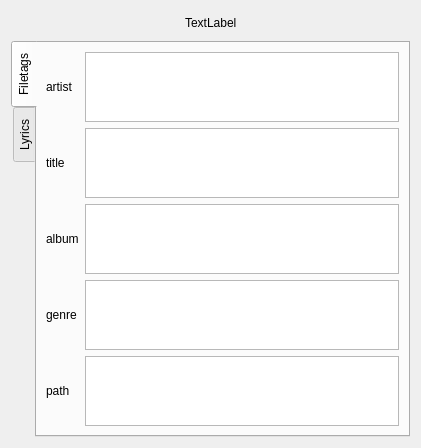
This is app/src/EditFileTagsDialog.ui in MansTomb/uamp as Qt 5 draws it before an edit. The edited form follows.
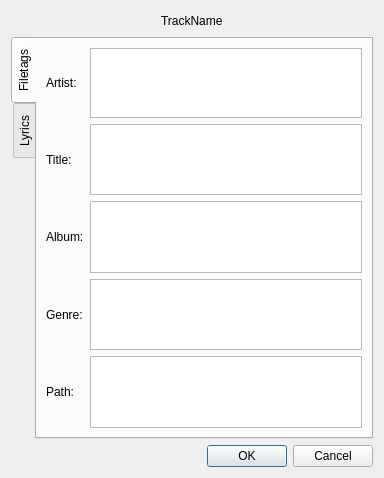
This is the edited form.

Commit message: Change dialog window for edit tags

What changed in the file:
```diff
--- a/app/src/EditFileTagsDialog.ui
+++ b/app/src/EditFileTagsDialog.ui
@@ -1,59 +1,22 @@
 <?xml version="1.0" encoding="UTF-8"?>
 <ui version="4.0">
  <class>EditFileTagsDialog</class>
- <widget class="QWidget" name="EditFileTagsDialog">
+ <widget class="QDialog" name="EditFileTagsDialog">
   <property name="geometry">
    <rect>
     <x>0</x>
     <y>0</y>
-    <width>421</width>
-    <height>448</height>
+    <width>384</width>
+    <height>478</height>
    </rect>
   </property>
   <property name="windowTitle">
    <string>Form</string>
   </property>
-  <layout class="QGridLayout" name="gridLayout">
+  <layout class="QGridLayout" name="gridLayout_4">
    <item row="0" column="0">
-    <layout class="QVBoxLayout" name="verticalLayout" stretch="2,10">
-     <item>
-      <layout class="QHBoxLayout" name="horizontalLayout_2">
-       <item>
-        <spacer name="horizontalSpacer">
-         <property name="orientation">
-          <enum>Qt::Horizontal</enum>
-         </property>
-         <property name="sizeHint" stdset="0">
-          <size>
-           <width>40</width>
-           <height>20</height>
-          </size>
-         </property>
-        </spacer>
-       </item>
-       <item>
-        <widget class="QLabel" name="trackName">
-         <property name="text">
-          <string>TextLabel</string>
-         </property>
-        </widget>
-       </item>
-       <item>
-        <spacer name="horizontalSpacer_2">
-         <property name="orientation">
-          <enum>Qt::Horizontal</enum>
-         </property>
-         <property name="sizeHint" stdset="0">
-          <size>
-           <width>40</width>
-           <height>20</height>
-          </size>
-         </property>
-        </spacer>
-       </item>
-      </layout>
-     </item>
-     <item>
+    <layout class="QGridLayout" name="gridLayout">
+     <item row="1" column="0">
       <layout class="QHBoxLayout" name="horizontalLayout_3">
        <item>
         <widget class="QTabWidget" name="tabWidget">
@@ -70,56 +33,91 @@
           <attribute name="title">
            <string>Filetags</string>
           </attribute>
-          <layout class="QGridLayout" name="gridLayout_3" rowstretch="1,2,3,4,5" rowminimumheight="1,2,3,4,5">
+          <layout class="QGridLayout" name="gridLayout_3" rowstretch="1,0,0,0,0">
+           <item row="4" column="0">
+            <widget class="QLabel" name="pathToFile_2">
+             <property name="styleSheet">
+              <string notr="true">font: 14pt &quot;PT Mono&quot;;</string>
+             </property>
+             <property name="text">
+              <string>Path:</string>
+             </property>
+            </widget>
+           </item>
            <item row="0" column="0">
             <widget class="QLabel" name="artist_2">
+             <property name="styleSheet">
+              <string notr="true">font: 14pt &quot;PT Mono&quot;;</string>
+             </property>
              <property name="text">
-              <string>artist</string>
+              <string>Artist:</string>
              </property>
             </widget>
            </item>
-           <item row="0" column="1">
-            <widget class="QPlainTextEdit" name="artistText_2"/>
-           </item>
            <item row="1" column="0">
             <widget class="QLabel" name="title_2">
+             <property name="styleSheet">
+              <string notr="true">font: 14pt &quot;PT Mono&quot;;</string>
+             </property>
              <property name="text">
-              <string>title</string>
+              <string>Title:</string>
+             </property>
+            </widget>
+           </item>
+           <item row="3" column="1">
+            <widget class="QPlainTextEdit" name="genreText_2">
+             <property name="styleSheet">
+              <string notr="true">font: 14pt &quot;PT Mono&quot;;</string>
+             </property>
+            </widget>
+           </item>
+           <item row="3" column="0">
+            <widget class="QLabel" name="genre_2">
+             <property name="styleSheet">
+              <string notr="true">font: 14pt &quot;PT Mono&quot;;</string>
+             </property>
+             <property name="text">
+              <string>Genre:</string>
              </property>
             </widget>
            </item>
            <item row="1" column="1">
-            <widget class="QPlainTextEdit" name="titleText_2"/>
+            <widget class="QPlainTextEdit" name="titleText_2">
+             <property name="styleSheet">
+              <string notr="true">font: 14pt &quot;PT Mono&quot;;</string>
+             </property>
+            </widget>
            </item>
            <item row="2" column="0">
             <widget class="QLabel" name="album_2">
+             <property name="styleSheet">
+              <string notr="true">font: 14pt &quot;PT Mono&quot;;</string>
+             </property>
              <property name="text">
-              <string>album</string>
+              <string>Album:</string>
+             </property>
+            </widget>
+           </item>
+           <item row="0" column="1">
+            <widget class="QPlainTextEdit" name="artistText_2">
+             <property name="styleSheet">
+              <string notr="true">font: 14pt &quot;PT Mono&quot;;</string>
              </property>
             </widget>
            </item>
            <item row="2" column="1">
-            <widget class="QPlainTextEdit" name="albumText_2"/>
-           </item>
-           <item row="3" column="0">
-            <widget class="QLabel" name="genre_2">
-             <property name="text">
-              <string>genre</string>
-             </property>
-            </widget>
-           </item>
-           <item row="3" column="1">
-            <widget class="QPlainTextEdit" name="genreText_2"/>
-           </item>
-           <item row="4" column="0">
-            <widget class="QLabel" name="pathToFile_2">
-             <property name="text">
-              <string>path</string>
+            <widget class="QPlainTextEdit" name="albumText_2">
+             <property name="styleSheet">
+              <string notr="true">font: 14pt &quot;PT Mono&quot;;</string>
              </property>
             </widget>
            </item>
            <item row="4" column="1">
-            <widget class="QPlainTextEdit" name="pathText_2"/>
+            <widget class="QPlainTextEdit" name="pathText_2">
+             <property name="styleSheet">
+              <string notr="true">font: 14pt &quot;PT Mono&quot;;</string>
+             </property>
+            </widget>
            </item>
           </layout>
          </widget>
@@ -137,6 +135,66 @@
        </item>
       </layout>
      </item>
+     <item row="0" column="0">
+      <layout class="QVBoxLayout" name="verticalLayout">
+       <item>
+        <layout class="QHBoxLayout" name="horizontalLayout_2">
+         <item>
+          <spacer name="horizontalSpacer">
+           <property name="orientation">
+            <enum>Qt::Horizontal</enum>
+           </property>
+           <property name="sizeHint" stdset="0">
+            <size>
+             <width>40</width>
+             <height>20</height>
+            </size>
+           </property>
+          </spacer>
+         </item>
+         <item>
+          <widget class="QLabel" name="trackName">
+           <property name="sizePolicy">
+            <sizepolicy hsizetype="Preferred" vsizetype="Fixed">
+             <horstretch>0</horstretch>
+             <verstretch>0</verstretch>
+            </sizepolicy>
+           </property>
+           <property name="styleSheet">
+            <string notr="true">font: 14pt &quot;PT Mono&quot;;</string>
+           </property>
+           <property name="text">
+            <string>TrackName</string>
+           </property>
+          </widget>
+         </item>
+         <item>
+          <spacer name="horizontalSpacer_2">
+           <property name="orientation">
+            <enum>Qt::Horizontal</enum>
+           </property>
+           <property name="sizeHint" stdset="0">
+            <size>
+             <width>40</width>
+             <height>20</height>
+            </size>
+           </property>
+          </spacer>
+         </item>
+        </layout>
+       </item>
+      </layout>
+     </item>
+     <item row="2" column="0">
+      <widget class="QDialogButtonBox" name="buttonBox">
+       <property name="orientation">
+        <enum>Qt::Horizontal</enum>
+       </property>
+       <property name="standardButtons">
+        <set>QDialogButtonBox::Cancel|QDialogButtonBox::Ok</set>
+       </property>
+      </widget>
+     </item>
     </layout>
    </item>
   </layout>
```
Left out of the diff: 43 changed lines with no effect on the pictures. The commit also changes 3 other files.
